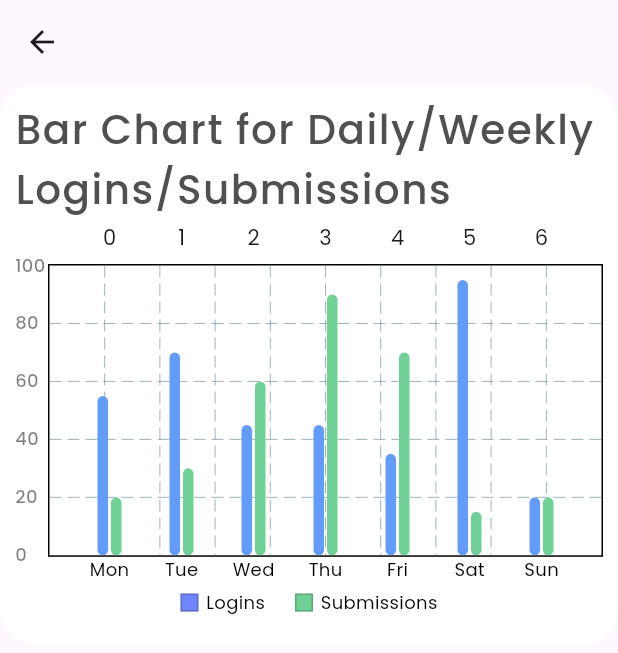
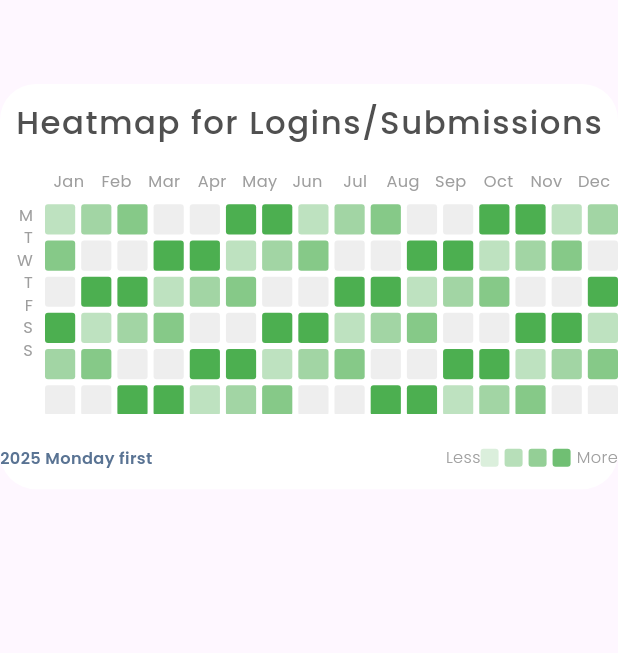
Before and after one commit to Noorullah178632/internship_project, a Flutter app: the DummyclassView screen opened by its route, on a phone screen of 412 x 824 dp. Shown: the top 653 px of the screen. Run offline on Flutter 3.47's test engine with Material 3 defaults, Android fonts, the phone set to English and light mode, and no system bars; drawn by our look-alikes of fl_chart; our stand-ins replace flutter_screenutil, google_fonts, google_maps_flutter, smooth_page_indicator.

Commit message:
heat map integrated

```diff
--- a/lib/main.dart
+++ b/lib/main.dart
@@ -2,6 +2,7 @@ import 'package:first_app/utils/Routes/routes.dart';
 import 'package:first_app/utils/Routes/routes_navigation.dart';
 import 'package:first_app/view_models/boarding_view_model.dart';
 import 'package:first_app/view_models/bottom_view_nav.dart';
+import 'package:first_app/view_models/heat_map_view_model.dart';
 import 'package:first_app/view_models/normal_model.dart';
 import 'package:first_app/view_models/splash_view_model.dart';
 import 'package:first_app/view_models/switch_view_model.dart';
@@ -19,6 +20,7 @@ void main() {
         ChangeNotifierProvider(create: (_) => SplashViewModel()),
         ChangeNotifierProvider(create: (_) => NormalModel()),
         ChangeNotifierProvider(create: (_) => BoardingViewModel()),
+        ChangeNotifierProvider(create: (_) => HeatMapViewModel()),
       ],
       child: MyApp(),
     ),
@@ -38,7 +40,7 @@ class MyApp extends StatelessWidget {
       builder: (context, child) {
         return MaterialApp(
           //try to set the routing
-          initialRoute: RouteName.dummyPage,
+          initialRoute: RouteName.adminDashboard,
 
           onGenerateRoute: AppRoutes.RoutesNavigation,
           debugShowCheckedModeBanner: false,
--- /dev/null
+++ b/lib/models/heat_map_model.dart
@@ -0,0 +1,12 @@
+class HeatMapModel {
+  final DateTime dateTime;
+  final int login;
+  final int submission;
+
+  //make a constructor for them
+  HeatMapModel({
+    required this.dateTime,
+    required this.login,
+    required this.submission,
+  });
+}
--- /dev/null
+++ b/lib/view_models/heat_map_view_model.dart
@@ -0,0 +1,86 @@
+import 'package:first_app/models/heat_map_model.dart';
+import 'package:flutter/material.dart';
+
+class HeatMapViewModel extends ChangeNotifier {
+  List<HeatMapModel> _heapList = [];
+  // bool _isLoading = false;
+  //use getter function to get the data
+  List<HeatMapModel> get heapList => _heapList;
+  // bool get isLoading => _isLoading;
+
+  //get total activity for one day
+  int getTotalActivity(HeatMapModel data) {
+    return data.login + data.submission;
+  }
+
+  //get Intensity for one day that we would use in colors
+  double getTotalIntensity(HeatMapModel data) {
+    final TotalIntensity = getTotalActivity(data);
+    if (TotalIntensity < 0) return 0.0;
+    if (TotalIntensity < 5) return 0.2;
+    if (TotalIntensity < 10) return 0.4;
+    if (TotalIntensity < 15) return 0.6;
+    if (TotalIntensity < 20) return 0.8;
+    return 1.0;
+  }
+
+  // 1 step and 2 step : featchheapMapData() and store data in the list
+  void fetchheatMapData() {
+    // _isLoading = true;
+    // notifyListeners();
+    // Future.delayed(Duration(seconds: 1));
+    //call the mock data
+    _heapList = generateMockdata();
+    notifyListeners();
+    //again loading false
+    // _isLoading = false;
+  }
+
+  //generate Mock Data for Heat map
+  List<HeatMapModel> generateMockdata() {
+    List<HeatMapModel> data = [];
+    DateTime startDate = DateTime(2025, 1, 1);
+    for (int i = 0; i < 365; i++) {
+      //for forth month data will be shows
+      DateTime date = startDate.add(
+        Duration(days: i),
+      ); //take a date(i) for 1 , then 2, then 3 and so on
+
+      //
+      if (date.weekday == DateTime.sunday ||
+          date.weekday == DateTime.saturday) {
+        continue;
+      }
+      data.add(
+        HeatMapModel(
+          dateTime: date,
+          login: (i % 7) * 2,
+          submission: (i % 7) * 3,
+        ),
+      );
+    }
+    return data;
+  }
+
+  //step 3: getDataforDate()
+  HeatMapModel? getDataforDate(DateTime date) {
+    //date=> here we pass the date
+    try {
+      //  data.dateTime.year: data => list , dateTime=>obj stored in that model (like 2025-01-05),year=> get the year
+      //date.year=> gives the current year we passed
+      return _heapList.firstWhere(
+        (data) =>
+            data.dateTime.year == date.year &&
+            data.dateTime.month == date.month &&
+            data.dateTime.day == date.day,
+      );
+    } catch (e) {
+      return null;
+    }
+  }
+}
+
+//we have to acheive three task for Heap Map :
+// 1 step : Get the Heap Map data => featchHeapMapData(),
+// 2 step: Stored that data in the Heap list => take a heap list
+// 3 step : Get heap data for selected date=>getDataForDate(date)
--- a/lib/views/creater/admin_DashBoard/admin_dashboard_view.dart
+++ b/lib/views/creater/admin_DashBoard/admin_dashboard_view.dart
@@ -1,10 +1,14 @@
 import 'package:first_app/utils/appcolors.dart';
+import 'package:first_app/view_models/barChart_view_model.dart';
 import 'package:first_app/views/creater/Drawer/drawer_view.dart';
+import 'package:first_app/views/creater/admin_DashBoard/widgets/bar_chart_view2.dart';
 import 'package:first_app/views/creater/admin_DashBoard/widgets/donut_chart_view.dart';
+import 'package:first_app/views/creater/admin_DashBoard/widgets/heat_map_view.dart';
 import 'package:first_app/views/creater/admin_DashBoard/widgets/line_chart_view.dart';
 import 'package:first_app/views/creater/admin_DashBoard/widgets/stacked_bar_chart_view.dart';
 
 import 'package:flutter/material.dart';
+import 'package:flutter_screenutil/flutter_screenutil.dart';
 import 'package:google_fonts/google_fonts.dart';
 
 class AdminDashboardView extends StatefulWidget {
@@ -70,7 +74,7 @@ class _AdminDashboardViewState extends State<AdminDashboardView> {
                       "Welcome to the Admin Dashboard",
                       style: GoogleFonts.poppins(
                         fontWeight: FontWeight.w500,
-                        fontSize: 32,
+                        fontSize: 32.sp,
                         height: 1.5,
                         letterSpacing: 1,
                         color: Color(0XFF505050),
@@ -80,7 +84,7 @@ class _AdminDashboardViewState extends State<AdminDashboardView> {
                     Text(
                       "Gain a comprehensive overview of your platform's activity and statistics. Quickly access pending verifications, flagged services, total services listed, verified NGOs/Providers, pending requests, and recent user reviews/flags",
                       style: GoogleFonts.poppins(
-                        fontSize: 12,
+                        fontSize: 12.sp,
                         height: 1.5,
                         letterSpacing: 0.75,
                         color: Color(0XFF393939),
@@ -99,7 +103,7 @@ class _AdminDashboardViewState extends State<AdminDashboardView> {
                           "Explore Dashboard",
                           style: GoogleFonts.poppins(
                             fontWeight: FontWeight.w700,
-                            fontSize: 16,
+                            fontSize: 16.sp,
                             height: 1.5,
                             letterSpacing: 1,
                             color: Colors.white,
@@ -112,7 +116,7 @@ class _AdminDashboardViewState extends State<AdminDashboardView> {
                       "Platform Activity",
                       style: GoogleFonts.poppins(
                         fontWeight: FontWeight.w500,
-                        fontSize: 32,
+                        fontSize: 32.sp,
                         height: 1.5,
                         letterSpacing: 1,
                         color: Color(0XFFA09D9A),
@@ -126,7 +130,7 @@ class _AdminDashboardViewState extends State<AdminDashboardView> {
               Container(
                 padding: EdgeInsets.symmetric(vertical: 10),
                 width: screenWidth,
-                height: screenHeight * 0.7,
+                //  height: screenHeight * 0.7,
                 decoration: BoxDecoration(
                   borderRadius: BorderRadius.circular(24),
                   color: Colors.white,
@@ -153,6 +157,7 @@ class _AdminDashboardViewState extends State<AdminDashboardView> {
                       text4: "+34 this week",
                       backgroundColor: Color(0XFFC7DCFF),
                     ),
+                    SizedBox(height: 10.h),
                     _buildStatCard(
                       imagePath: "assets/images/admin/dashboard/listing.png",
                       text1: "Active",
@@ -161,6 +166,7 @@ class _AdminDashboardViewState extends State<AdminDashboardView> {
                       text4: "Shelters,Food etc",
                       backgroundColor: Color(0XFFC8E6C9),
                     ),
+                    SizedBox(height: 10.h),
                     _buildStatCard(
                       imagePath: "assets/images/admin/dashboard/pending.png",
                       text1: "Listings",
@@ -169,6 +175,7 @@ class _AdminDashboardViewState extends State<AdminDashboardView> {
                       text4: "Needs admin review",
                       backgroundColor: Color(0XFFFFEEAC),
                     ),
+                    SizedBox(height: 10.h),
                     _buildStatCard(
                       imagePath: "assets/images/admin/dashboard/rating.png",
                       text1: "Average",
@@ -177,6 +184,7 @@ class _AdminDashboardViewState extends State<AdminDashboardView> {
                       text4: "Based on 215 reviews",
                       backgroundColor: Color(0XFFD2D2D2),
                     ),
+                    SizedBox(height: 10.h),
                     _buildStatCard(
                       imagePath: "assets/images/admin/dashboard/status.png",
                       text1: "System",
@@ -185,6 +193,7 @@ class _AdminDashboardViewState extends State<AdminDashboardView> {
                       text4: "No recent downtimes",
                       backgroundColor: Color(0XFFFFC7C7),
                     ),
+                    SizedBox(height: 10.h),
                   ],
                 ),
               ),
@@ -200,8 +209,13 @@ class _AdminDashboardViewState extends State<AdminDashboardView> {
               SizedBox(height: screenHeight * 0.03),
 
               //6th part
+              BarChartView2(),
+              SizedBox(height: screenHeight * 0.03),
 
               //7th part
+              HeatMapView(),
+
+              //8th part
             ],
           ),
         ),
@@ -242,7 +256,7 @@ class _AdminDashboardViewState extends State<AdminDashboardView> {
                   Text(
                     text1,
                     style: GoogleFonts.poppins(
-                      fontSize: 16,
+                      fontSize: 16.sp,
                       height: 1.5,
                       letterSpacing: 1,
                       fontWeight: FontWeight.w700,
@@ -252,7 +266,7 @@ class _AdminDashboardViewState extends State<AdminDashboardView> {
                   Text(
                     text2,
                     style: GoogleFonts.poppins(
-                      fontSize: 16,
+                      fontSize: 16.sp,
                       height: 1.5,
                       letterSpacing: 1,
                       fontWeight: FontWeight.w700,
@@ -268,7 +282,7 @@ class _AdminDashboardViewState extends State<AdminDashboardView> {
                 Text(
                   text3,
                   style: GoogleFonts.poppins(
-                    fontSize: 16,
+                    fontSize: 16.sp,
                     fontWeight: FontWeight.w700,
                     height: 1.5,
                     letterSpacing: 1,
@@ -279,7 +293,7 @@ class _AdminDashboardViewState extends State<AdminDashboardView> {
                   text4,
                   style: GoogleFonts.poppins(
                     fontWeight: FontWeight.w700,
-                    fontSize: 9,
+                    fontSize: 9.sp,
                     height: 2,
                     letterSpacing: 1,
                     color: Color(0XFF747474),
--- a/lib/views/creater/admin_DashBoard/widgets/donut_chart_view.dart
+++ b/lib/views/creater/admin_DashBoard/widgets/donut_chart_view.dart
@@ -1,6 +1,7 @@
 import 'package:first_app/view_models/donut_chart_view_model.dart';
 import 'package:fl_chart/fl_chart.dart';
 import 'package:flutter/material.dart';
+import 'package:flutter_screenutil/flutter_screenutil.dart';
 import 'package:google_fonts/google_fonts.dart';
 import 'package:provider/provider.dart';
 
@@ -43,8 +44,8 @@ class DonutChartView extends StatelessWidget {
                     children: [
                       PieChart(
                         PieChartData(
-                          sectionsSpace: 3,
-                          centerSpaceRadius: 80,
+                          sectionsSpace: 3.r,
+                          centerSpaceRadius: 80.r,
                           startDegreeOffset: -90,
                           pieTouchData: PieTouchData(
                             enabled: true,
@@ -96,7 +97,7 @@ class DonutChartView extends StatelessWidget {
           index == vm.selectedIndex; //it check that it is selected or not
       return PieChartSectionData(
         value: data.value.toDouble(),
-        radius: isSelected ? 70 : 60,
+        radius: isSelected ? 70.r : 60.r,
 
         color: vm.getColorForCategory(data.category),
         title: "${data.value}\n (${data.percentage.toStringAsFixed(0)}%)",
--- /dev/null
+++ b/lib/views/creater/admin_DashBoard/widgets/heat_map_view.dart
@@ -0,0 +1,225 @@
+import 'package:first_app/view_models/heat_map_view_model.dart';
+import 'package:flutter/material.dart';
+import 'package:flutter_screenutil/flutter_screenutil.dart';
+import 'package:google_fonts/google_fonts.dart';
+import 'package:provider/provider.dart';
+
+class HeatMapView extends StatefulWidget {
+  const HeatMapView({super.key});
+
+  @override
+  State<HeatMapView> createState() => _HeatMapViewState();
+}
+
+class _HeatMapViewState extends State<HeatMapView> {
+  @override
+  void initState() {
+    super.initState();
+    WidgetsBinding.instance.addPostFrameCallback((_) {
+      context.read<HeatMapViewModel>().fetchheatMapData();
+    });
+  }
+
+  @override
+  Widget build(BuildContext context) {
+    double screenHeight = MediaQuery.of(context).size.height;
+    return Consumer<HeatMapViewModel>(
+      builder: (context, heatMapVM, child) {
+        return Container(
+          padding: EdgeInsets.symmetric(vertical: 10),
+          width: 1.sw,
+
+          decoration: BoxDecoration(
+            color: Colors.white,
+            borderRadius: BorderRadius.circular(24),
+          ),
+          child: Column(
+            mainAxisSize: MainAxisSize.min,
+            children: [
+              Text(
+                "Heatmap for Logins/Submissions",
+                style: GoogleFonts.poppins(
+                  fontWeight: FontWeight.w500,
+                  fontSize: 24.sp,
+                  height: 1.4,
+                  letterSpacing: 1,
+                  color: Color(0XFF505050),
+                ),
+              ),
+              SizedBox(height: 20.h),
+
+              //HeatMap Grid
+              // _buildHeatmap(heatMapVM),
+              _buildHeatmapGrid(heatMapVM),
+              SizedBox(height: 20.h),
+
+              //Legend
+              _buildLegend(),
+            ],
+          ),
+        );
+      },
+    );
+  }
+
+  //
+  Widget _buildHeatmapGrid(HeatMapViewModel viewModel) {
+    List<String> months = [
+      'Jan',
+      'Feb',
+      'Mar',
+      'Apr',
+      'May',
+      'Jun',
+      'Jul',
+      'Aug',
+      'Sep',
+      'Oct',
+      'Nov',
+      'Dec',
+    ];
+
+    List<String> days = ['M', 'T', 'W', 'T', 'F', 'S', 'S'];
+
+    return Column(
+      crossAxisAlignment: CrossAxisAlignment.start,
+      children: [
+        // Month labels
+        Row(
+          children: [
+            SizedBox(width: 30.w),
+            ...months.map(
+              (month) => Expanded(
+                child: Text(
+                  month,
+                  textAlign: TextAlign.center,
+                  style: TextStyle(fontSize: 12.sp, color: Colors.grey),
+                ),
+              ),
+            ),
+          ],
+        ),
+        SizedBox(height: 8.h),
+
+        // Grid with day labels
+        Row(
+          crossAxisAlignment: CrossAxisAlignment.start,
+          children: [
+            // Day labels
+            Column(
+              children: days
+                  .map(
+                    (day) => Container(
+                      width: 30.w,
+                      alignment: Alignment.centerRight,
+                      padding: EdgeInsets.only(right: 8),
+                      child: Text(
+                        day,
+                        style: TextStyle(fontSize: 12.sp, color: Colors.grey),
+                      ),
+                    ),
+                  )
+                  .toList(),
+            ),
+
+            // Heatmap cells
+            Flexible(
+              child: SizedBox(
+                height: 140,
+                child: GridView.builder(
+                  physics: NeverScrollableScrollPhysics(),
+                  gridDelegate: SliverGridDelegateWithFixedCrossAxisCount(
+                    crossAxisCount: 16,
+                    mainAxisSpacing: 4,
+                    crossAxisSpacing: 4,
+                  ),
+                  itemCount: 112, // 7 rows × 16 cols
+                  itemBuilder: (context, index) {
+                    int row = index % 7;
+                    int col = index ~/ 7;
+
+                    DateTime date = DateTime(
+                      2025,
+                      1,
+                      1,
+                    ).add(Duration(days: col * 7 + row));
+
+                    var data = viewModel.getDataforDate(date);
+                    double intensity = data == null
+                        ? 0.0
+                        : viewModel.getTotalIntensity(data);
+
+                    return _buildHeatMapCell(intensity, data);
+                  },
+                ),
+              ),
+            ),
+          ],
+        ),
+      ],
+    );
+  }
+
+  //for cell widget
+  Widget _buildHeatMapCell(double intensity, dynamic data) {
+    Color baseColor = Color(0xFF4CAF50);
+    Color cellColor = intensity == 0
+        ? Colors.grey.shade200
+        : baseColor.withOpacity(0.2 + (intensity * 0.8));
+    return Container(
+      decoration: BoxDecoration(
+        color: cellColor,
+        borderRadius: BorderRadius.circular(2),
+      ),
+    );
+  }
+  //build widget for legend
+
+  Widget _buildLegend() {
+    return Row(
+      mainAxisAlignment: MainAxisAlignment.center,
+      children: [
+        Text(
+          '2025 Monday first',
+          style: TextStyle(
+            fontSize: 12.sp,
+            color: Color(0XFF597393),
+            height: 2,
+            fontWeight: FontWeight.w600,
+          ),
+        ),
+
+        Spacer(),
+        Text(
+          'Less',
+          style: TextStyle(
+            fontSize: 12.sp,
+            color: Colors.grey,
+            fontWeight: FontWeight.w300,
+          ),
+        ),
+        ...List.generate(4, (index) {
+          double opacity = 0.2 + (index * 0.2);
+          return Container(
+            width: 12,
+            height: 12,
+            margin: EdgeInsets.only(right: 4),
+            decoration: BoxDecoration(
+              color: Color(0xFF4CAF50).withOpacity(opacity),
+              borderRadius: BorderRadius.circular(2),
+            ),
+          );
+        }),
+
+        Text(
+          'More',
+          style: TextStyle(
+            fontSize: 12.sp,
+            color: Colors.grey,
+            fontWeight: FontWeight.w300,
+          ),
+        ),
+      ],
+    );
+  }
+}
--- a/lib/views/creater/admin_DashBoard/widgets/line_chart_view.dart
+++ b/lib/views/creater/admin_DashBoard/widgets/line_chart_view.dart
@@ -17,7 +17,7 @@ class FlChartView extends StatelessWidget {
         builder: (context, chatVm, child) {
           return Container(
             width: screenWidth,
-            height: screenHeight * 0.4,
+            //  height: screenHeight * 0.4,
             padding: EdgeInsets.symmetric(horizontal: 20, vertical: 40),
             decoration: BoxDecoration(
               color: Colors.white,
--- a/lib/views/creater/admin_DashBoard/widgets/stacked_bar_chart_view.dart
+++ b/lib/views/creater/admin_DashBoard/widgets/stacked_bar_chart_view.dart
@@ -80,7 +80,7 @@ class StackedBarChartView extends StatelessWidget {
                         rightTitles: AxisTitles(
                           sideTitles: SideTitles(showTitles: false),
                         ),
-                        //for left title
+                        //for top title
                         topTitles: AxisTitles(
                           sideTitles: SideTitles(showTitles: false),
                         ),
@@ -89,6 +89,7 @@ class StackedBarChartView extends StatelessWidget {
                         leftTitles: AxisTitles(
                           sideTitles: SideTitles(
                             showTitles: true,
+                            interval: 20,
                             reservedSize: 40, //space between text and graph
                             //to design the text
                             getTitlesWidget: (value, meta) {
@@ -153,13 +154,13 @@ class StackedBarChartView extends StatelessWidget {
 
         barRods: [
           BarChartRodData(
-            toY: item.total.toDouble(),
+            toY: item.total.toDouble(), //addition of all the values
             borderRadius: BorderRadius.circular(20),
             width: 10,
             rodStackItems: [
               BarChartRodStackItem(
-                0,
-                item.shelter.toDouble(),
+                0, //start of the bar
+                item.shelter.toDouble(), //end of the bar
                 Color(0XFF77ABFF),
               ),
               BarChartRodStackItem(
--- a/lib/views/dummyclass_view.dart
+++ b/lib/views/dummyclass_view.dart
@@ -1,6 +1,4 @@
-import 'package:first_app/views/creater/admin_DashBoard/widgets/bar_chart_view2.dart';
-import 'package:first_app/views/creater/admin_DashBoard/widgets/donut_chart_view.dart';
-import 'package:first_app/views/creater/admin_DashBoard/widgets/stacked_bar_chart_view.dart';
+import 'package:first_app/views/creater/admin_DashBoard/widgets/heat_map_view.dart';
 import 'package:flutter/material.dart';
 
 class DummyclassView extends StatefulWidget {
@@ -13,6 +11,9 @@ class DummyclassView extends StatefulWidget {
 class _DummyclassViewState extends State<DummyclassView> {
   @override
   Widget build(BuildContext context) {
-    return Scaffold(appBar: AppBar(), body: BarChartView2());
+    return Scaffold(
+      appBar: AppBar(automaticallyImplyLeading: false),
+      body: HeatMapView(),
+    );
   }
 }
--- a/pubspec.yaml
+++ b/pubspec.yaml
@@ -41,6 +41,8 @@ dependencies:
   smooth_page_indicator: ^1.0.0
   google_maps_flutter: ^2.14.0
   fl_chart: ^0.66.0
+
+  flutter_heatmap_calendar: ^1.0.5
 
 dev_dependencies:
   flutter_test:
```
Also changed, not shown: pubspec.lock.
